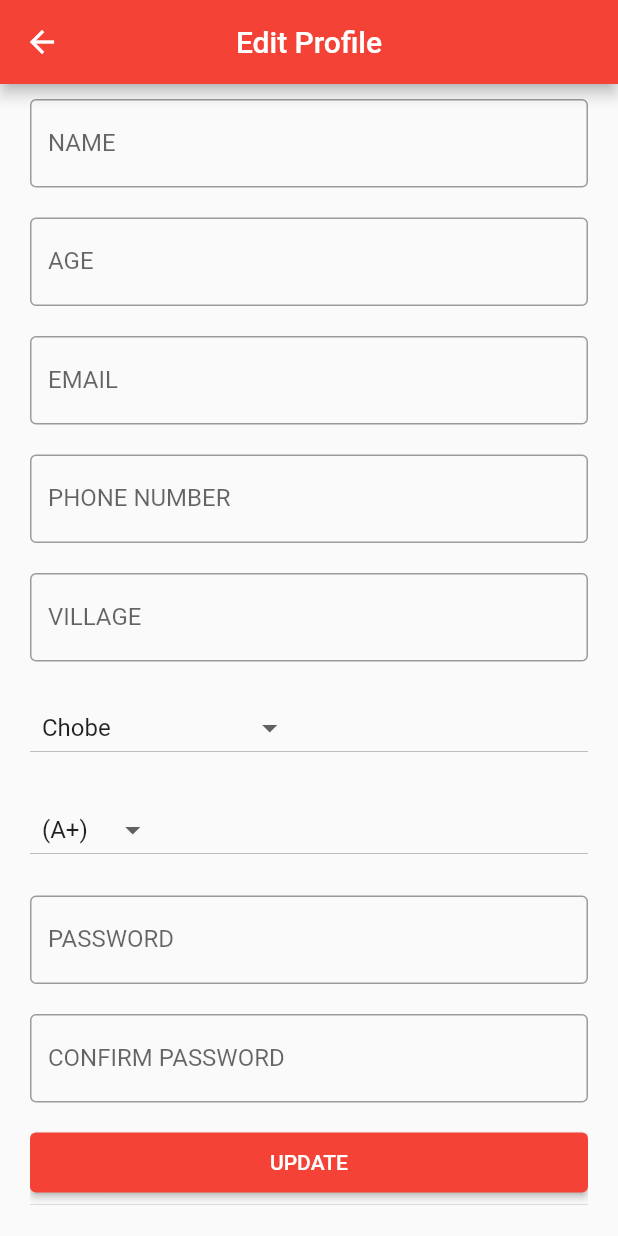
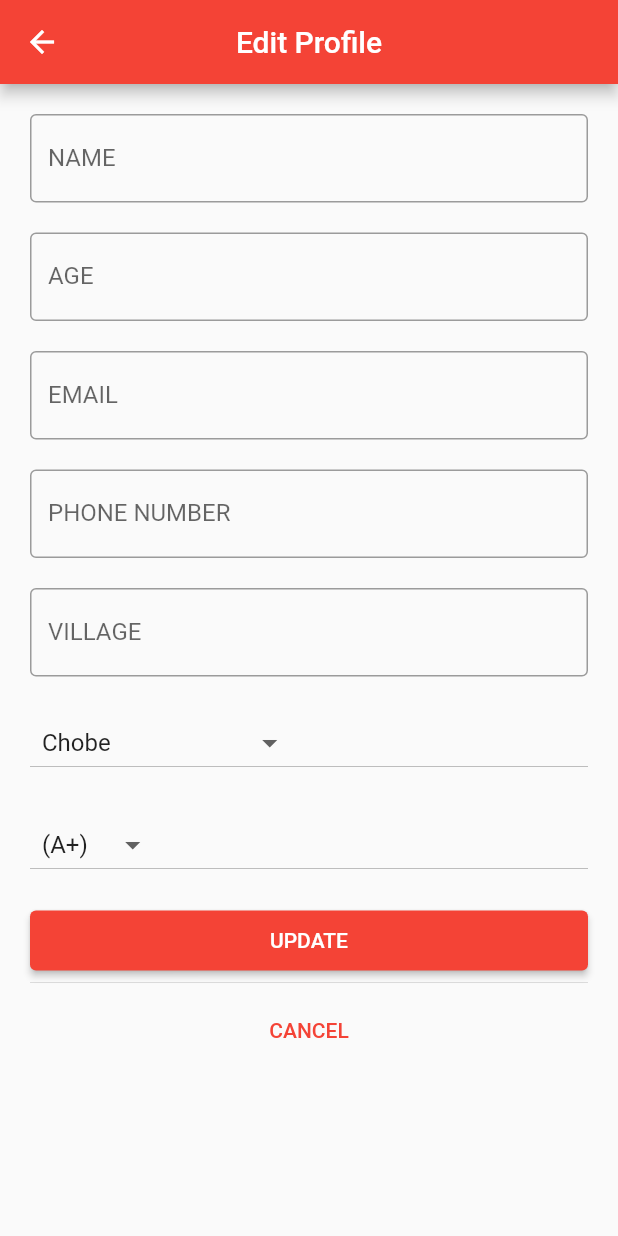
Before and after one commit to geek911/BW-Blood-Services, a Flutter app: the EditProfilePage screen opened by its route, on a phone screen of 412 x 824 dp. Run offline on Flutter 3.47's test engine with Material 2 defaults, Android fonts, the phone set to English and light mode, and no system bars; our stand-ins replace cloud_firestore, firebase_auth, firebase_core, progress_dialog; accounts and stored records are empty.

```diff
--- a/lib/models/tip.dart
+++ b/lib/models/tip.dart
@@ -1,6 +1,7 @@
 import 'package:cloud_firestore/cloud_firestore.dart';
 
 class Tip {
+  String id;
   String title;
   String body;
   String date;
@@ -8,6 +9,7 @@ class Tip {
   Tip();
 
   Tip.fromDoc(QueryDocumentSnapshot doc) {
+    id = doc.id;
     title = doc['title'];
     body = doc['body'];
     date = doc['date'];
--- a/lib/pages/add_btc_page.dart
+++ b/lib/pages/add_btc_page.dart
@@ -30,7 +30,7 @@ class AddBTCPage extends StatelessWidget {
           centerTitle: true,
         ),
         body: Padding(
-          padding: const EdgeInsets.symmetric(horizontal: 20, vertical: 10),
+          padding: const EdgeInsets.symmetric(horizontal: 20, vertical: 20),
           child: SingleChildScrollView(
             child: Form(
               key: _formKey,
--- a/lib/pages/edit_profile.dart
+++ b/lib/pages/edit_profile.dart
@@ -65,7 +65,7 @@ class _EditProfilePageState extends State<EditProfilePage> {
       body: SafeArea(
         child: Scaffold(
           body: Padding(
-            padding: const EdgeInsets.symmetric(horizontal: 20, vertical: 10),
+            padding: const EdgeInsets.symmetric(horizontal: 20, vertical: 20),
             child: SingleChildScrollView(
               child: Form(
                 key: _formKey,
@@ -169,30 +169,30 @@ class _EditProfilePageState extends State<EditProfilePage> {
                     SizedBox(
                       height: 20,
                     ),
-                    TextFormField(
-                      validator: validate,
-                      controller: passwordController,
-                      obscureText: true,
-                      decoration: InputDecoration(
-                        labelText: 'PASSWORD',
-                        border: OutlineInputBorder(),
-                      ),
-                    ),
-                    SizedBox(
-                      height: 20,
-                    ),
-                    TextFormField(
-                      validator: validate,
-                      controller: passwordConfirmController,
-                      obscureText: true,
-                      decoration: InputDecoration(
-                        labelText: 'CONFIRM PASSWORD',
-                        border: OutlineInputBorder(),
-                      ),
-                    ),
-                    SizedBox(
-                      height: 20,
-                    ),
+                    // TextFormField(
+                    //   validator: validate,
+                    //   controller: passwordController,
+                    //   obscureText: true,
+                    //   decoration: InputDecoration(
+                    //     labelText: 'PASSWORD',
+                    //     border: OutlineInputBorder(),
+                    //   ),
+                    // ),
+                    // SizedBox(
+                    //   height: 20,
+                    // ),
+                    // TextFormField(
+                    //   validator: validate,
+                    //   controller: passwordConfirmController,
+                    //   obscureText: true,
+                    //   decoration: InputDecoration(
+                    //     labelText: 'CONFIRM PASSWORD',
+                    //     border: OutlineInputBorder(),
+                    //   ),
+                    // ),
+                    // SizedBox(
+                    //   height: 20,
+                    // ),
                     SizedBox(
                       height: 40,
                       width: double.infinity,
@@ -221,7 +221,9 @@ class _EditProfilePageState extends State<EditProfilePage> {
                       ),
                     ),
                     Divider(),
-                    TextButton(onPressed: () {}, child: Text('CANCEL'))
+                    TextButton(onPressed: () {
+                      Navigator.pop(context);
+                    }, child: Text('CANCEL'))
                   ],
                 ),
               ),
--- a/lib/services/tip_service.dart
+++ b/lib/services/tip_service.dart
@@ -9,6 +9,10 @@ class TipService {
 
   Future<void> addTip(Tip tip) async {
     await tipsCollection.add(tip.toMap());
+  }
+
+  Future<void> deleteTip(String tipId) async {
+    await tipsCollection.doc(tipId).delete();
   }
 
   Future<List<Tip>> getTips() async {
--- a/pubspec.yaml
+++ b/pubspec.yaml
@@ -35,6 +35,7 @@ dependencies:
   progress_dialog: ^1.2.4
   syncfusion_flutter_datepicker: ^19.1.58-beta
   connectivity: ^3.0.3
+  url_launcher: ^6.0.3
 
 
 dev_dependencies:
```
Also changed, not shown: lib/pages/btc_page.dart (+6 -1 lines), lib/pages/donors_page.dart (+38 -4 lines), lib/pages/home_page.dart (+20 -7 lines), lib/pages/login_page.dart (+16 -7 lines), lib/services/user_service.dart (+7 -7 lines), lib/utils/contact_services.dart (added, +7 -0 lines), pubspec.lock.
